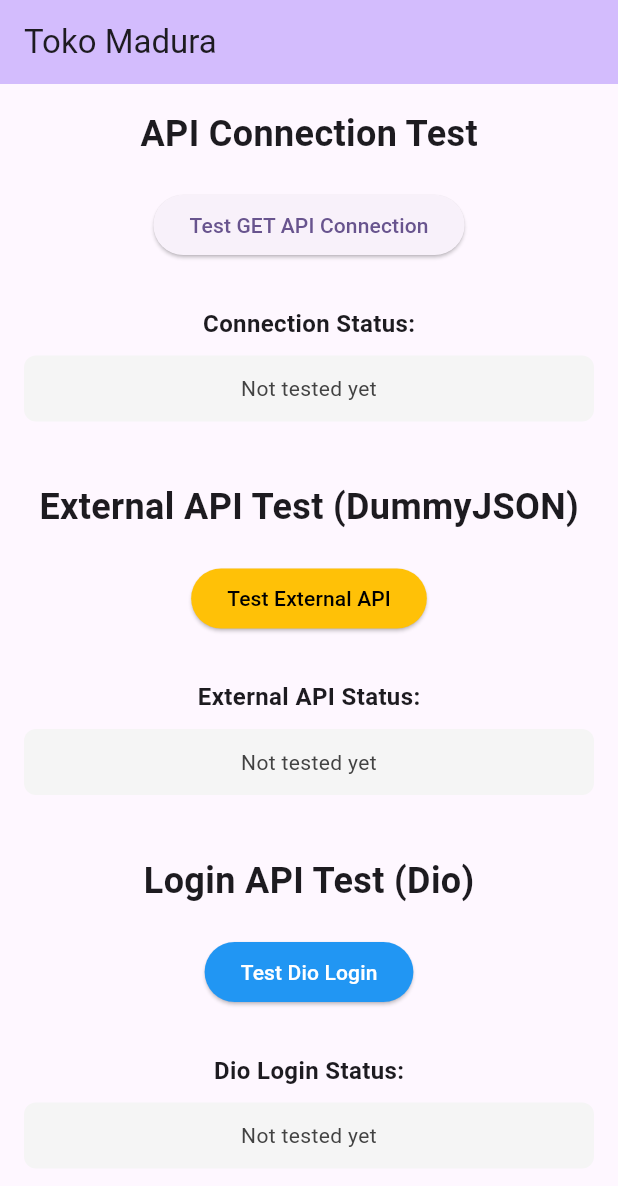
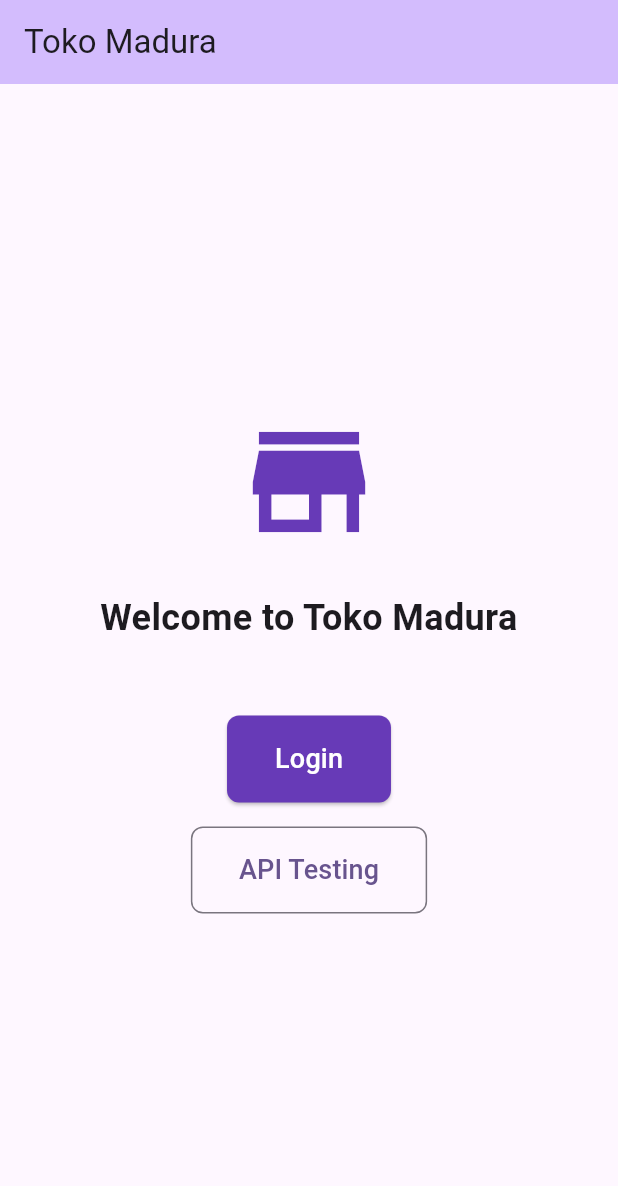
Before and after one commit to siubie/clean_arc_madura, a Flutter app: the screen it shows after launch, on a phone screen of 412 x 824 dp. Shown: the top 1186 px of the screen. Run offline on Flutter 3.47's test engine with Material 3 defaults, Android fonts, the phone set to English and light mode, and no system bars; our stand-ins replace bloc, dartz, dio, equatable, get_it, logger and 1 more.

Commit message:
Implement login feature: create LoginPage with form validation, loading state, and navigation. Update main app to include login route and enhance HomePage layout.

```diff
--- a/lib/main.dart
+++ b/lib/main.dart
@@ -1,10 +1,10 @@
 import 'package:clean_arc_madura/service_locator.dart';
-import 'package:dio/dio.dart';
 import 'package:flutter/material.dart';
 import 'package:http/http.dart' as http;
 import 'dart:convert';
 import 'core/network/dio_client.dart';
 import 'core/constants/api_urls.dart';
+import 'features/auth/presentation/pages/login.dart';
 
 void main() {
   setupServiceLocator();
@@ -20,8 +20,81 @@ class MyApp extends StatelessWidget {
       title: 'Toko Madura',
       theme: ThemeData(
         colorScheme: ColorScheme.fromSeed(seedColor: Colors.deepPurple),
+        useMaterial3: true,
       ),
-      home: const ApiTestPage(title: 'Toko Madura'),
+      home: const HomePage(),
+      routes: {
+        '/login': (context) => const LoginPage(),
+        '/api_test': (context) => const ApiTestPage(title: 'API Testing'),
+      },
+    );
+  }
+}
+
+class HomePage extends StatelessWidget {
+  const HomePage({super.key});
+
+  @override
+  Widget build(BuildContext context) {
+    return Scaffold(
+      appBar: AppBar(
+        title: const Text('Toko Madura'),
+        backgroundColor: Theme.of(context).colorScheme.inversePrimary,
+      ),
+      body: Center(
+        child: Padding(
+          padding: const EdgeInsets.all(20.0),
+          child: Column(
+            mainAxisAlignment: MainAxisAlignment.center,
+            children: [
+              const Icon(Icons.store, size: 100, color: Colors.deepPurple),
+              const SizedBox(height: 24),
+              const Text(
+                'Welcome to Toko Madura',
+                style: TextStyle(fontSize: 24, fontWeight: FontWeight.bold),
+                textAlign: TextAlign.center,
+              ),
+              const SizedBox(height: 48),
+              ElevatedButton(
+                onPressed: () {
+                  Navigator.pushNamed(context, '/login');
+                },
+                style: ElevatedButton.styleFrom(
+                  backgroundColor: Colors.deepPurple,
+                  foregroundColor: Colors.white,
+                  padding: const EdgeInsets.symmetric(
+                    horizontal: 32,
+                    vertical: 16,
+                  ),
+                  shape: RoundedRectangleBorder(
+                    borderRadius: BorderRadius.circular(8),
+                  ),
+                ),
+                child: const Text('Login', style: TextStyle(fontSize: 18)),
+              ),
+              const SizedBox(height: 16),
+              OutlinedButton(
+                onPressed: () {
+                  Navigator.pushNamed(context, '/api_test');
+                },
+                style: OutlinedButton.styleFrom(
+                  padding: const EdgeInsets.symmetric(
+                    horizontal: 32,
+                    vertical: 16,
+                  ),
+                  shape: RoundedRectangleBorder(
+                    borderRadius: BorderRadius.circular(8),
+                  ),
+                ),
+                child: const Text(
+                  'API Testing',
+                  style: TextStyle(fontSize: 18),
+                ),
+              ),
+            ],
+          ),
+        ),
+      ),
     );
   }
 }
@@ -149,10 +222,8 @@ class _ApiTestPageState extends State<ApiTestPage> {
         'author': 'API Tester',
       };
 
-      // Convert to FormData for Dio
-      final formData = FormData.fromMap(bookData);
       // Post request to create a book
-      final response = await _dioClient.post(ApiUrls.book);
+      final response = await _dioClient.post(ApiUrls.book, data: bookData);
 
       setState(() {
         _isCreateBookLoading = false;
```
Also changed, not shown: lib/features/auth/presentation/pages/login.dart (added, +229 -0 lines).
